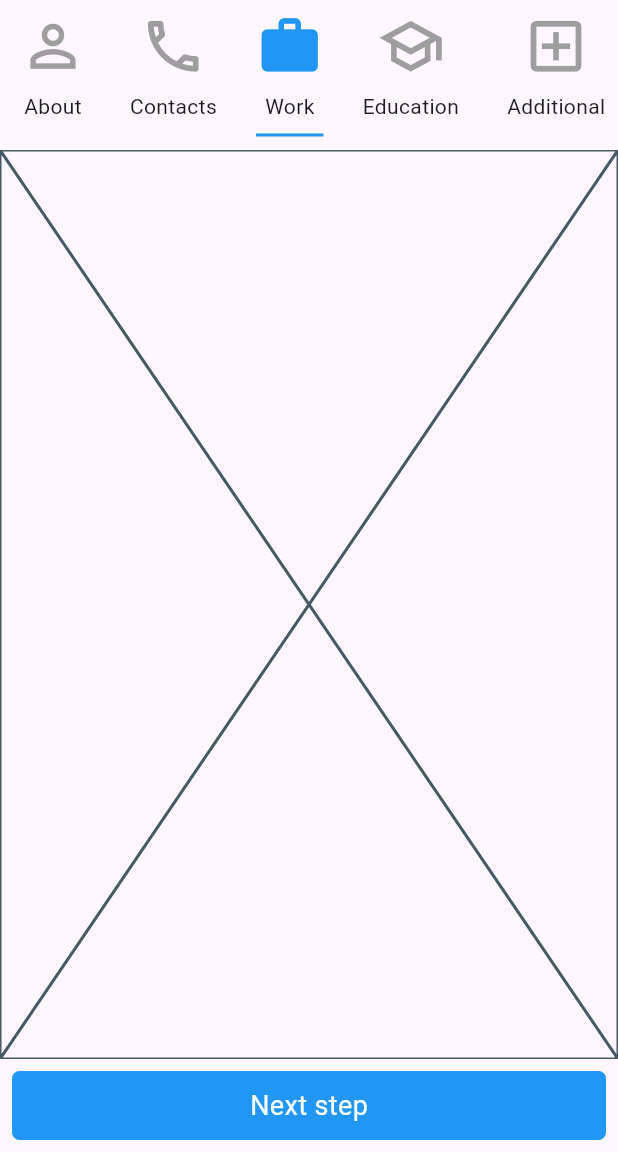
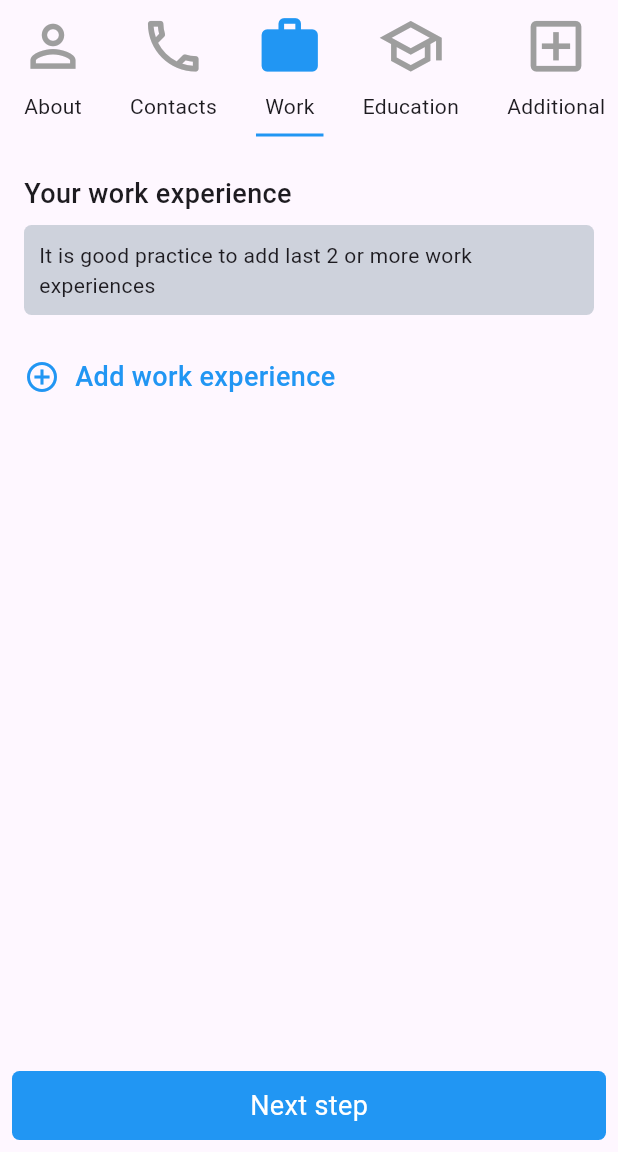
Before and after one commit to bilol-makhmudov/cvez, a Flutter app: the FillingScreen screen opened by its route, swiped to page 3, on a phone screen of 412 x 824 dp, the part 84-1236 px from its top. Run offline on Flutter 3.47's test engine with Material 3 defaults, Android fonts, the phone set to English and light mode, and no system bars; our stand-ins replace equatable, flutter_bloc; Roboto replaces fonts that are missing (Outfit).

Commit message:
created work page

```diff
--- a/lib/src/views/fillingScreen/Containers/Work.dart
+++ b/lib/src/views/fillingScreen/Containers/Work.dart
@@ -1,4 +1,7 @@
 import 'package:flutter/cupertino.dart';
+import 'package:flutter/material.dart';
+
+import 'Widgets/workExperience.dart';
 
 class WorkContainer extends StatefulWidget {
   const WorkContainer({super.key});
@@ -10,6 +13,67 @@ class WorkContainer extends StatefulWidget {
 class _WorkContainerState extends State<WorkContainer> {
   @override
   Widget build(BuildContext context) {
-    return const Placeholder();
+    return Scaffold(
+      body: Padding(
+        padding: EdgeInsets.only(
+          bottom: MediaQuery.of(context).viewInsets.bottom,
+        ),
+        child: SingleChildScrollView(
+            child: Padding(
+          padding: const EdgeInsets.all(16.0),
+          child: Column(
+            crossAxisAlignment: CrossAxisAlignment.start,
+            children: [
+              Text(
+                "Your work experience",
+                style: TextStyle(fontSize: 18, fontWeight: FontWeight.w500),
+              ),
+              Padding(
+                padding: const EdgeInsets.symmetric(vertical: 8.0),
+                child: Container(
+                  padding: EdgeInsets.all(10),
+                  decoration: BoxDecoration(
+                      color: Colors.blueGrey.withOpacity(0.3),
+                      borderRadius: BorderRadius.circular(5)),
+                  child: const Text(
+                    "It is good practice to add last 2 or more work experiences",
+                    style: TextStyle(fontSize: 14),
+                  ),
+                ),
+              ),
+              SizedBox(
+                height: 20,
+              ),
+              InkWell(
+                onTap: (() {
+                  showAddWorkExperience(context);
+                }),
+                child: Container(
+                  child: Row(
+                    children: [
+                      Icon(
+                        Icons.add_circle_outline,
+                        color: Colors.blue,
+                      ),
+                      SizedBox(
+                        width: 10,
+                      ),
+                      Text(
+                        "Add work experience",
+                        style: TextStyle(
+                          fontSize: 18,
+                          fontWeight: FontWeight.w500,
+                          color: Colors.blue,
+                        ),
+                      )
+                    ],
+                  ),
+                ),
+              )
+            ],
+          ),
+        )),
+      ),
+    );
   }
 }
--- a/lib/src/views/fillingScreen/FillingScreen.dart
+++ b/lib/src/views/fillingScreen/FillingScreen.dart
@@ -12,13 +12,9 @@ class FillingScreen extends StatefulWidget {
 class _FillingScreenState extends State<FillingScreen> {
   @override
   Widget build(BuildContext context) {
-    return BlocProvider(
-      create: (context) => FillingScreenBloc(),
-      child: BlocConsumer<FillingScreenBloc, FillingScreenState>(
-          listener: (context, state) {},
+    return BlocBuilder<FillingScreenBloc, FillingScreenState>(
         builder: (context, state) {
-            FillingScreenBloc bloc =
-                BlocProvider.of<FillingScreenBloc>(context);
+      FillingScreenBloc bloc = BlocProvider.of<FillingScreenBloc>(context);
       return Scaffold(
         resizeToAvoidBottomInset: false,
         appBar: AppBar(
@@ -28,9 +24,7 @@ class _FillingScreenState extends State<FillingScreen> {
             child: Text(
               "CV-ez",
               style: TextStyle(
-                        color: Colors.white,
-                        fontSize: 30,
-                        fontFamily: "Outfit"),
+                  color: Colors.white, fontSize: 30, fontFamily: "Outfit"),
             ),
           ),
           actions: [
@@ -70,8 +64,7 @@ class _FillingScreenState extends State<FillingScreen> {
           ],
         ),
       );
-          }),
-    );
+    });
   }
 
   Expanded _buildPageView(FillingScreenBloc bloc) {
```
Also changed, not shown: lib/main.dart (+9 -1 lines), lib/src/views/fillingScreen/Containers/About.dart (+28 -42 lines), lib/src/views/fillingScreen/Containers/Contacts.dart (+74 -39 lines), lib/src/views/fillingScreen/Containers/Widgets/workExperience.dart (added, +52 -0 lines). Lines whose indentation alone changed are shown as unchanged.
